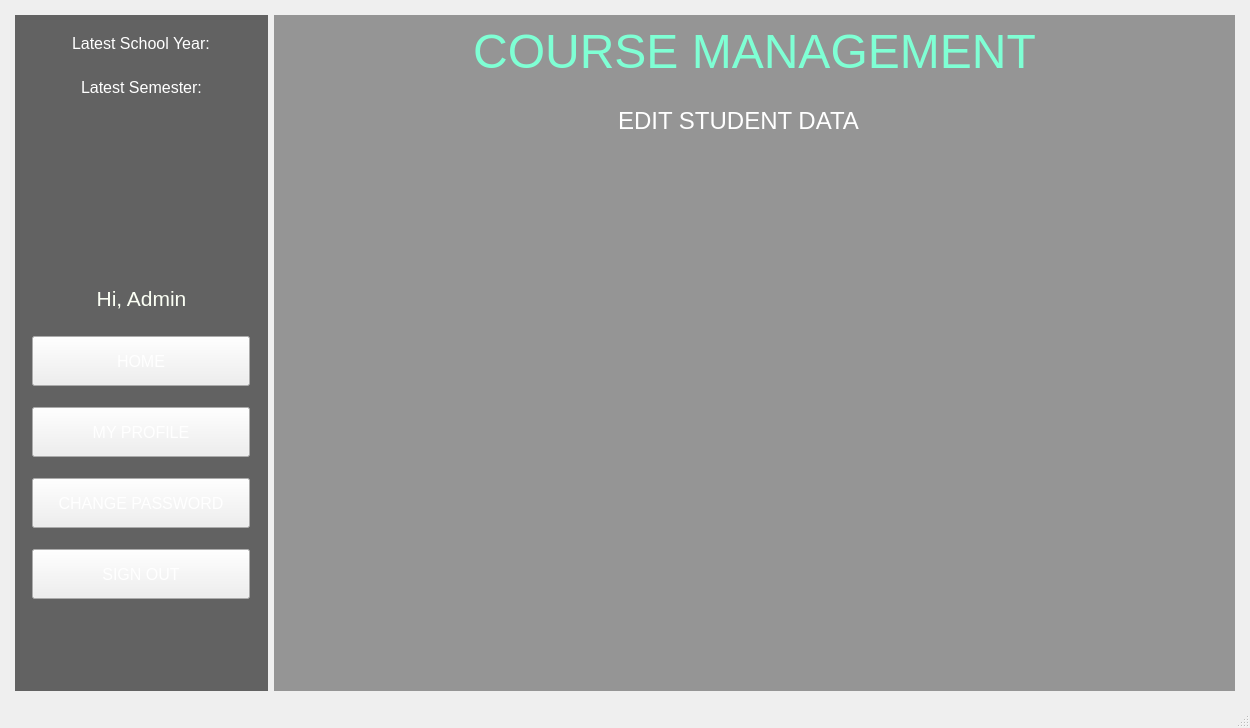
Old version of the form StudentManagementSystem/mainwindow.ui in the repository BuhDuy256/Student-Management-GROUP6-KTLT-23CLC03.
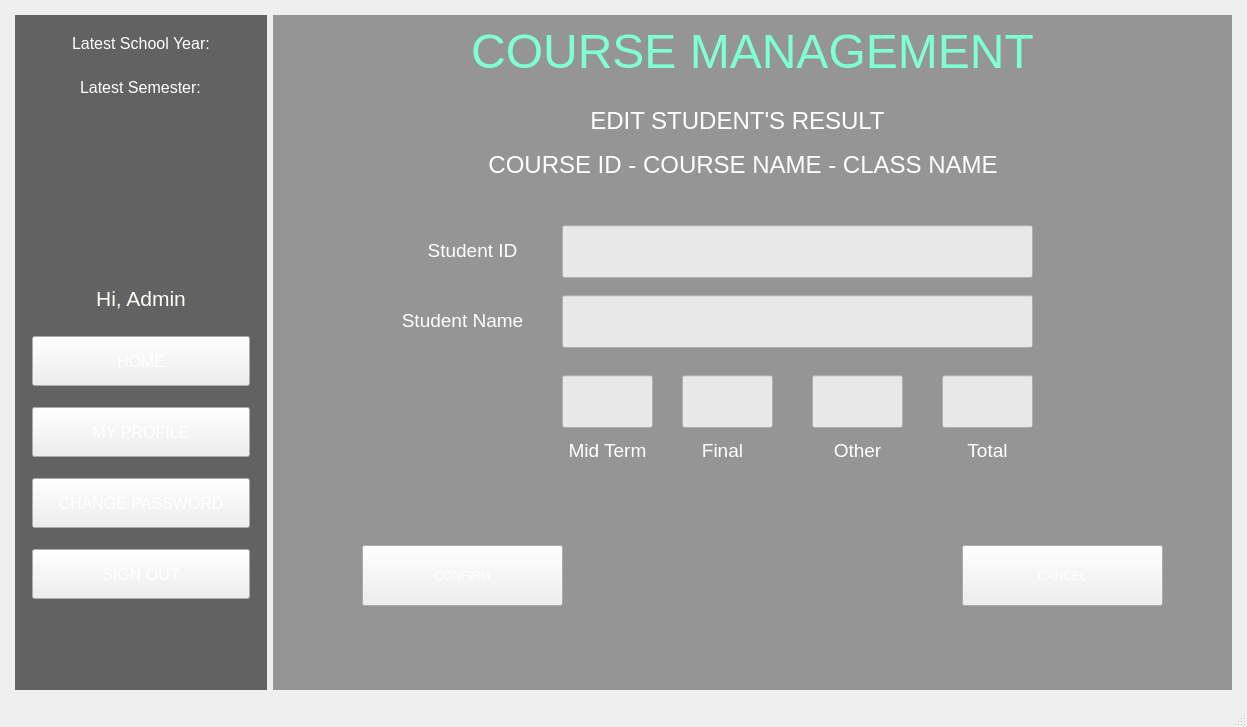
New version of the form. The open tabs and pages were chosen to show the change. Icons and pictures are not drawn.

Commit message: complete update student's result + export table feature

The edit to the form file:
```diff
--- a/StudentManagementSystem/mainwindow.ui
+++ b/StudentManagementSystem/mainwindow.ui
@@ -6,8 +6,8 @@
    <rect>
     <x>0</x>
     <y>0</y>
-    <width>1250</width>
-    <height>728</height>
+    <width>1247</width>
+    <height>727</height>
    </rect>
   </property>
   <property name="windowTitle">
@@ -7018,7 +7018,327 @@
 </string>
                 </property>
                 <property name="text">
-                 <string>EDIT STUDENT DATA</string>
+                 <string>EDIT STUDENT'S RESULT</string>
+                </property>
+                <property name="alignment">
+                 <set>Qt::AlignCenter</set>
+                </property>
+               </widget>
+               <widget class="QLabel" name="lb_studentID_edit">
+                <property name="geometry">
+                 <rect>
+                  <x>130</x>
+                  <y>150</y>
+                  <width>121</width>
+                  <height>31</height>
+                 </rect>
+                </property>
+                <property name="font">
+                 <font>
+                  <pointsize>14</pointsize>
+                 </font>
+                </property>
+                <property name="styleSheet">
+                 <string notr="true">color: white;</string>
+                </property>
+                <property name="text">
+                 <string>Student ID</string>
+                </property>
+                <property name="alignment">
+                 <set>Qt::AlignCenter</set>
+                </property>
+               </widget>
+               <widget class="QLabel" name="lb_studentName_edit">
+                <property name="geometry">
+                 <rect>
+                  <x>100</x>
+                  <y>220</y>
+                  <width>161</width>
+                  <height>31</height>
+                 </rect>
+                </property>
+                <property name="font">
+                 <font>
+                  <pointsize>14</pointsize>
+                 </font>
+                </property>
+                <property name="styleSheet">
+                 <string notr="true">color: white;</string>
+                </property>
+                <property name="text">
+                 <string>Student Name</string>
+                </property>
+                <property name="alignment">
+                 <set>Qt::AlignCenter</set>
+                </property>
+               </widget>
+               <widget class="QPushButton" name="button_confirm_10">
+                <property name="geometry">
+                 <rect>
+                  <x>80</x>
+                  <y>460</y>
+                  <width>201</width>
+                  <height>61</height>
+                 </rect>
+                </property>
+                <property name="text">
+                 <string>CONFIRM</string>
+                </property>
+               </widget>
+               <widget class="QLineEdit" name="txt_studentID_edit">
+                <property name="geometry">
+                 <rect>
+                  <x>280</x>
+                  <y>140</y>
+                  <width>471</width>
+                  <height>53</height>
+                 </rect>
+                </property>
+                <property name="minimumSize">
+                 <size>
+                  <width>0</width>
+                  <height>53</height>
+                 </size>
+                </property>
+                <property name="styleSheet">
+                 <string notr="true">padding-left: 10px;</string>
+                </property>
+                <property name="readOnly">
+                 <bool>true</bool>
+                </property>
+               </widget>
+               <widget class="QPushButton" name="button_back_16">
+                <property name="geometry">
+                 <rect>
+                  <x>680</x>
+                  <y>460</y>
+                  <width>201</width>
+                  <height>61</height>
+                 </rect>
+                </property>
+                <property name="text">
+                 <string>CANCEL</string>
+                </property>
+               </widget>
+               <widget class="QLineEdit" name="txt_studentName_edit">
+                <property name="geometry">
+                 <rect>
+                  <x>280</x>
+                  <y>210</y>
+                  <width>471</width>
+                  <height>53</height>
+                 </rect>
+                </property>
+                <property name="minimumSize">
+                 <size>
+                  <width>0</width>
+                  <height>53</height>
+                 </size>
+                </property>
+                <property name="styleSheet">
+                 <string notr="true">padding-left: 10px;</string>
+                </property>
+                <property name="readOnly">
+                 <bool>true</bool>
+                </property>
+               </widget>
+               <widget class="QLineEdit" name="txt_midTerm_edit">
+                <property name="geometry">
+                 <rect>
+                  <x>280</x>
+                  <y>290</y>
+                  <width>91</width>
+                  <height>53</height>
+                 </rect>
+                </property>
+                <property name="minimumSize">
+                 <size>
+                  <width>0</width>
+                  <height>53</height>
+                 </size>
+                </property>
+                <property name="styleSheet">
+                 <string notr="true">padding-left: 10px;</string>
+                </property>
+               </widget>
+               <widget class="QLineEdit" name="txt_final_edit">
+                <property name="geometry">
+                 <rect>
+                  <x>400</x>
+                  <y>290</y>
+                  <width>91</width>
+                  <height>53</height>
+                 </rect>
+                </property>
+                <property name="minimumSize">
+                 <size>
+                  <width>0</width>
+                  <height>53</height>
+                 </size>
+                </property>
+                <property name="styleSheet">
+                 <string notr="true">padding-left: 10px;</string>
+                </property>
+               </widget>
+               <widget class="QLineEdit" name="txt_other_edit">
+                <property name="geometry">
+                 <rect>
+                  <x>530</x>
+                  <y>290</y>
+                  <width>91</width>
+                  <height>53</height>
+                 </rect>
+                </property>
+                <property name="minimumSize">
+                 <size>
+                  <width>0</width>
+                  <height>53</height>
+                 </size>
+                </property>
+                <property name="styleSheet">
+                 <string notr="true">padding-left: 10px;</string>
+                </property>
+               </widget>
+               <widget class="QLineEdit" name="txt_total_edit">
+                <property name="geometry">
+                 <rect>
+                  <x>660</x>
+                  <y>290</y>
+                  <width>91</width>
+                  <height>53</height>
+                 </rect>
+                </property>
+                <property name="minimumSize">
+                 <size>
+                  <width>0</width>
+                  <height>53</height>
+                 </size>
+                </property>
+                <property name="styleSheet">
+                 <string notr="true">padding-left: 10px;</string>
+                </property>
+               </widget>
+               <widget class="QLabel" name="lb_midTerm_edit">
+                <property name="geometry">
+                 <rect>
+                  <x>270</x>
+                  <y>350</y>
+                  <width>111</width>
+                  <height>31</height>
+                 </rect>
+                </property>
+                <property name="font">
+                 <font>
+                  <pointsize>14</pointsize>
+                 </font>
+                </property>
+                <property name="styleSheet">
+                 <string notr="true">color: white;</string>
+                </property>
+                <property name="text">
+                 <string>Mid Term</string>
+                </property>
+                <property name="alignment">
+                 <set>Qt::AlignCenter</set>
+                </property>
+               </widget>
+               <widget class="QLabel" name="lb_final_edit">
+                <property name="geometry">
+                 <rect>
+                  <x>390</x>
+                  <y>350</y>
+                  <width>101</width>
+                  <height>31</height>
+                 </rect>
+                </property>
+                <property name="font">
+                 <font>
+                  <pointsize>14</pointsize>
+                 </font>
+                </property>
+                <property name="styleSheet">
+                 <string notr="true">color: white;</string>
+                </property>
+                <property name="text">
+                 <string>Final</string>
+                </property>
+                <property name="alignment">
+                 <set>Qt::AlignCenter</set>
+                </property>
+               </widget>
+               <widget class="QLabel" name="lb_other_edit">
+                <property name="geometry">
+                 <rect>
+                  <x>530</x>
+                  <y>350</y>
+                  <width>91</width>
+                  <height>31</height>
+                 </rect>
+                </property>
+                <property name="font">
+                 <font>
+                  <pointsize>14</pointsize>
+                 </font>
+                </property>
+                <property name="styleSheet">
+                 <string notr="true">color: white;</string>
+                </property>
+                <property name="text">
+                 <string>Other</string>
+                </property>
+                <property name="alignment">
+                 <set>Qt::AlignCenter</set>
+                </property>
+               </widget>
+               <widget class="QLabel" name="lb_total_edit">
+                <property name="geometry">
+                 <rect>
+                  <x>660</x>
+                  <y>350</y>
+                  <width>91</width>
+                  <height>31</height>
+                 </rect>
+                </property>
+                <property name="font">
+                 <font>
+                  <pointsize>14</pointsize>
+                 </font>
+                </property>
+                <property name="styleSheet">
+                 <string notr="true">color: white;</string>
+                </property>
+                <property name="text">
+                 <string>Total</string>
+                </property>
+                <property name="alignment">
+                 <set>Qt::AlignCenter</set>
+                </property>
+               </widget>
+               <widget class="QLabel" name="lb_courseData_edit">
+                <property name="geometry">
+                 <rect>
+                  <x>170</x>
+                  <y>60</y>
+                  <width>582</width>
+                  <height>40</height>
+                 </rect>
+                </property>
+                <property name="maximumSize">
+                 <size>
+                  <width>16777215</width>
+                  <height>41</height>
+                 </size>
+                </property>
+                <property name="font">
+                 <font>
+                  <pointsize>18</pointsize>
+                 </font>
+                </property>
+                <property name="styleSheet">
+                 <string notr="true">color:white;</string>
+                </property>
+                <property name="text">
+                 <string>COURSE ID - COURSE NAME - CLASS NAME</string>
                 </property>
                 <property name="alignment">
                  <set>Qt::AlignCenter</set>
```
Left out of the diff: 8 changed lines with no effect on the pictures. The commit also changes 11 other files.
